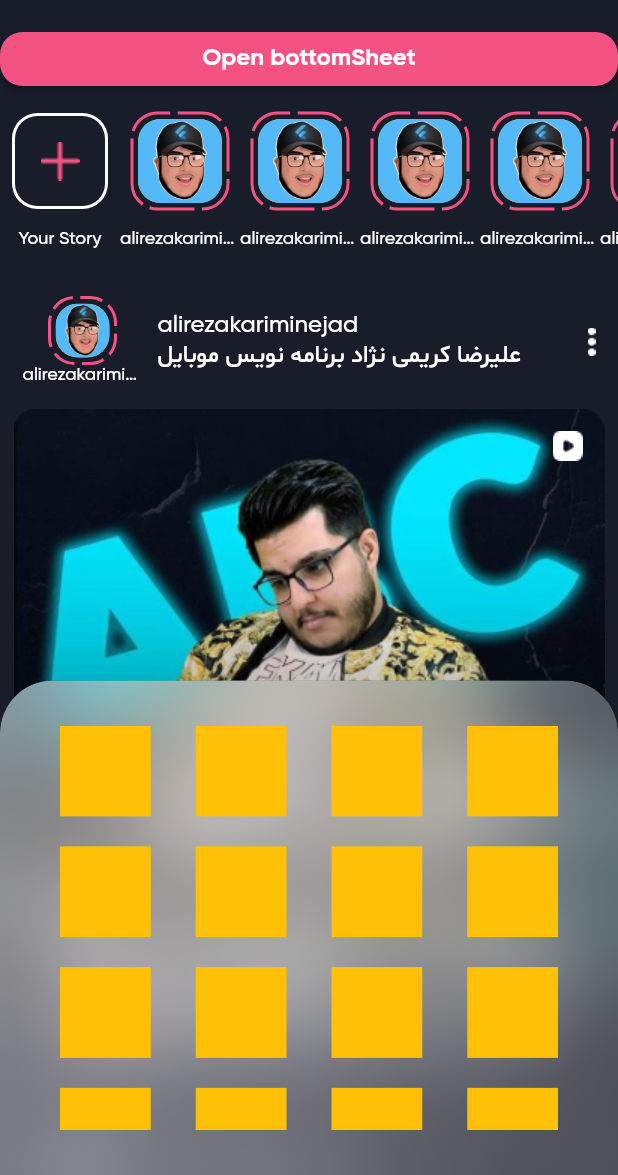
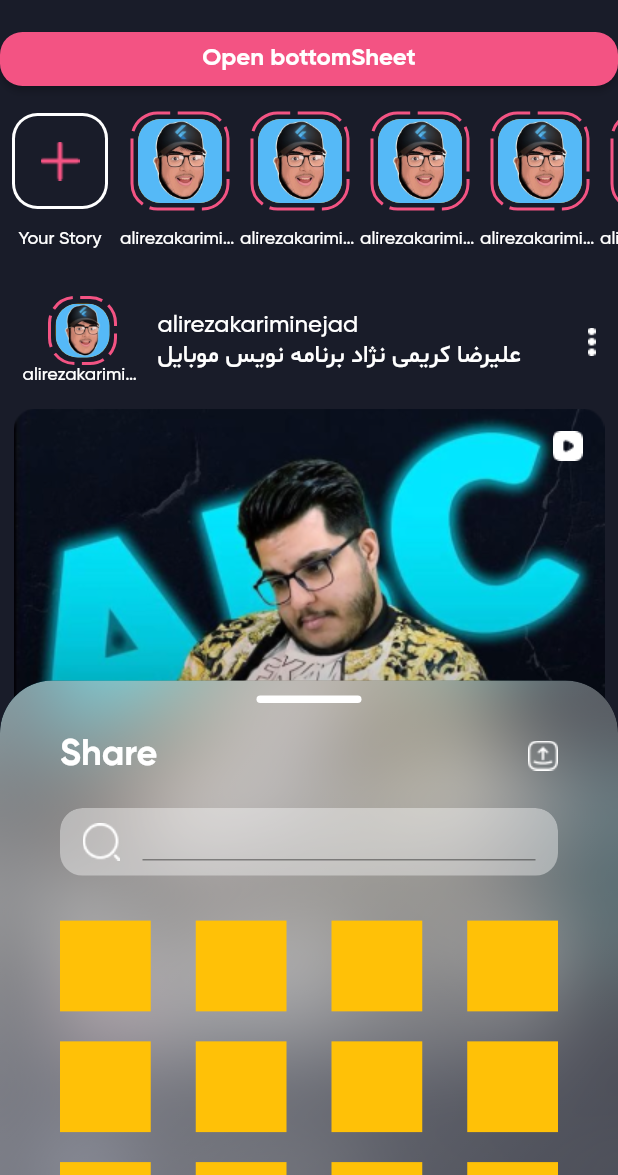
Before and after one commit to alirezakariminejad/flutter_instagram, a Flutter app: the screen it shows after launch, after a tap on "Open bottomSheet", on a phone screen of 412 x 824 dp, the part 61-1236 px from its top. Run offline on Flutter 3.47's test engine with Material 2 defaults, Android fonts, the phone set to English and light mode, and no system bars; drawn by our look-alikes of dotted_border.

Commit message:
Add top bar of bottom sheet like title and textfield

```diff
--- a/lib/screens/share_BottomSheet.dart
+++ b/lib/screens/share_BottomSheet.dart
@@ -1,6 +1,7 @@
 import 'dart:ui';
 
 import 'package:flutter/material.dart';
+import 'package:flutter_instagram_clone_app/constants/color_constants.dart';
 
 class ShareBottomSheet extends StatelessWidget {
   const ShareBottomSheet({this.scrollController, super.key});
@@ -34,7 +35,7 @@ class ShareBottomSheet extends StatelessWidget {
             ),
           ),
           child: Container(
-            margin: EdgeInsets.symmetric(horizontal: 40.0, vertical: 30.0),
+            margin: EdgeInsets.symmetric(horizontal: 40.0, vertical: 0.0),
             child: _getShareContent(),
           ),
         ),
@@ -46,14 +47,73 @@ class ShareBottomSheet extends StatelessWidget {
     return CustomScrollView(
       controller: scrollController,
       slivers: [
+        SliverToBoxAdapter(
+            child: Column(
+          children: [
+            Container(
+              width: 70.0,
+              height: 5.0,
+              margin: EdgeInsets.only(top: 10.0, bottom: 20.0),
+              decoration: BoxDecoration(
+                color: ColorConstants.white,
+                borderRadius: BorderRadius.all(
+                  Radius.circular(100.0),
+                ),
+              ),
+            ),
+            Row(
+              mainAxisAlignment: MainAxisAlignment.spaceBetween,
+              children: [
+                Text(
+                  'Share',
+                  style: TextStyle(
+                    fontFamily: 'GB',
+                    fontSize: 24.0,
+                    color: ColorConstants.white,
+                  ),
+                ),
+                Image.asset('assets/images/icon_share_bottomsheet.png')
+              ],
+            ),
+            SizedBox(height: 20.0),
+            ClipRRect(
+              borderRadius: BorderRadius.all(
+                Radius.circular(15.0),
+              ),
+              child: Container(
+                height: 45.0,
+                margin: EdgeInsets.only(bottom: 30.0),
+                decoration: BoxDecoration(
+                  color: Color.fromRGBO(255, 255, 255, 0.4),
+                  borderRadius: BorderRadius.all(
+                    Radius.circular(15.0),
+                  ),
+                ),
+                child: Padding(
+                  padding:
+                      EdgeInsets.symmetric(horizontal: 15.0, vertical: 10.0),
+                  child: Row(
+                    children: [
+                      Image.asset('assets/images/icon_search.png'),
+                      SizedBox(width: 15.0),
+                      Expanded(
+                        child: TextField(
+                          style: TextStyle(fontSize: 20.0),
+                        ),
+                      ),
+                    ],
+                  ),
+                ),
+              ),
+            )
+          ],
+        )),
         SliverGrid(
-          delegate: SliverChildBuilderDelegate(
-            (context, index) {
-              return Container(
-                color: Colors.amber,
-              );
-            },
-          ),
+          delegate: SliverChildBuilderDelegate((context, index) {
+            return Container(
+              color: Colors.amber,
+            );
+          }, childCount: 60),
           gridDelegate: SliverGridDelegateWithFixedCrossAxisCount(
             mainAxisSpacing: 20.0,
             crossAxisSpacing: 30.0,
```
